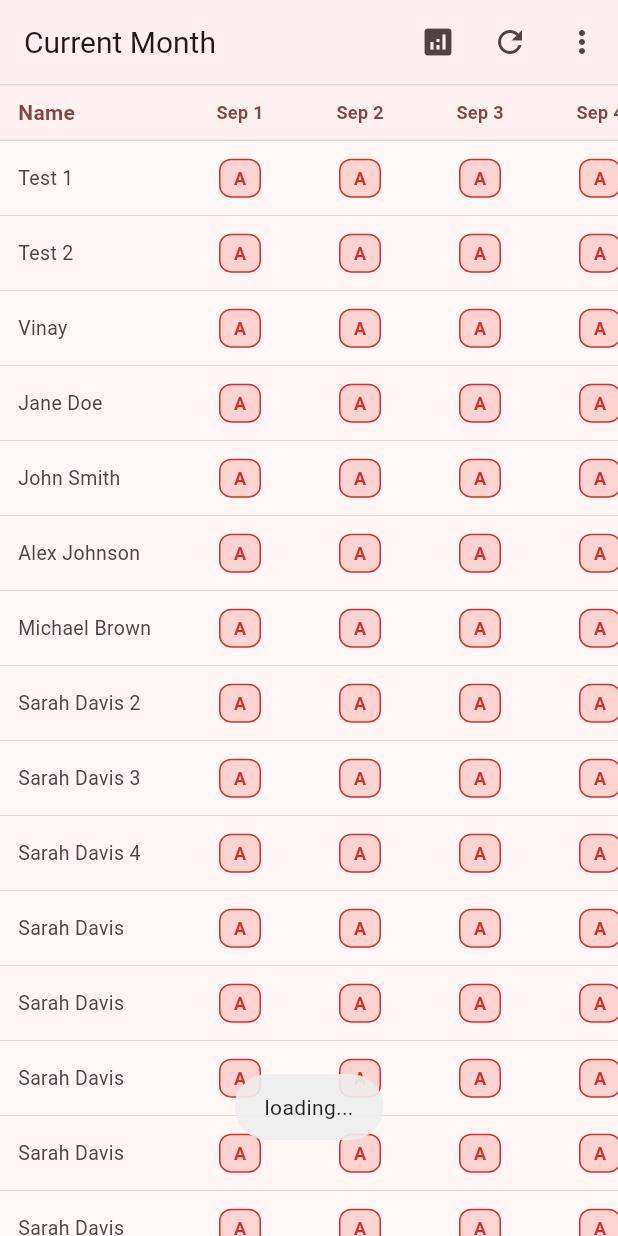
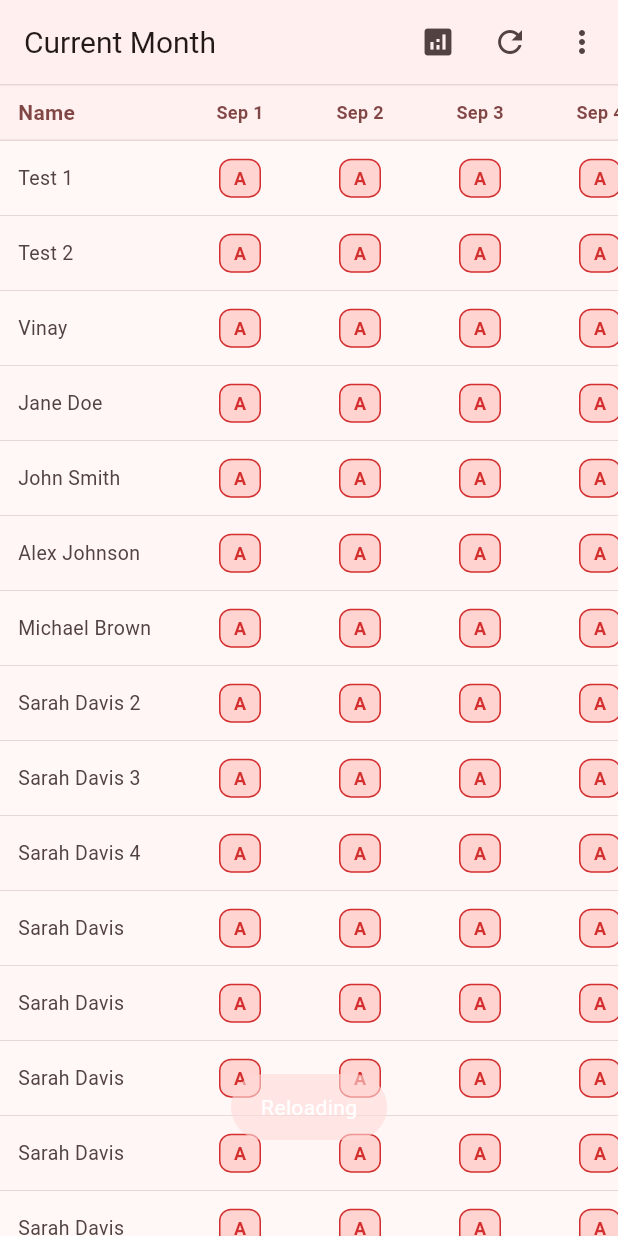
Before and after one commit to suryasarisa99/Missedcall-Attendance, a Flutter app: the screen it shows after launch, after a tap on the "refresh" icon, on a phone screen of 412 x 824 dp. Run offline on Flutter 3.47's test engine with Material 3 defaults, Android fonts, the phone set to English and light mode, and no system bars; our stand-ins replace fl_chart, fluttertoast, permission_handler, shared_preferences; missing offline and left inert: call_log, phone_state.

Commit message:
minor changes

```diff
--- a/lib/screens/home_screen.dart
+++ b/lib/screens/home_screen.dart
@@ -104,7 +104,7 @@ class _AttendanceScreenState extends State<AttendanceScreen>
     Options.selectionType = type;
   }
 
-  Future<void> loadData() async {
+  Future<void> loadData({bool reload = false}) async {
     if (_attendanceResult != null) {
       prevResultHasCurrentDate = _attendanceResult!.hasCurrentDate;
     }
@@ -121,7 +121,15 @@ class _AttendanceScreenState extends State<AttendanceScreen>
         break;
     }
     handleCallListener();
-    Fluttertoast.showToast(msg: "loading...", toastLength: Toast.LENGTH_SHORT);
+    if (reload) {
+      Fluttertoast.showToast(
+        msg: "Reloading",
+        toastLength: Toast.LENGTH_SHORT,
+        backgroundColor: Theme.of(
+          context,
+        ).colorScheme.primaryContainer.withValues(alpha: 0.6),
+      );
+    }
   }
 
   // Setup bidirectional scroll synchronization
@@ -392,7 +400,10 @@ class _AttendanceScreenState extends State<AttendanceScreen>
                   },
             icon: Icon(Icons.analytics),
           ),
-          IconButton(icon: const Icon(Icons.refresh), onPressed: loadData),
+          IconButton(
+            icon: const Icon(Icons.refresh),
+            onPressed: () => loadData(reload: true),
+          ),
           PopupMenuButton<String>(
             onSelected: (value) {
               switch (value) {
@@ -443,7 +454,7 @@ class _AttendanceScreenState extends State<AttendanceScreen>
         ],
       ),
       body: _attendanceResult == null
-          ? const Center(child: CircularProgressIndicator())
+          ? const Center(child: Text('loading...'))
           : _buildTableView(),
     );
   }
@@ -703,7 +714,7 @@ class _AttendanceScreenState extends State<AttendanceScreen>
                         Text(
                           "${DateFormat('hh:mm a').format(DateTime.fromMillisecondsSinceEpoch(present))}  |  ${DateFormat('MMM d, yyyy').format(DateTime.fromMillisecondsSinceEpoch(present))}",
                           style: TextStyle(
-                            fontSize: 14,
+                            fontSize: 13,
                             color: Theme.of(context)
                                 .colorScheme
                                 .onSurfaceVariant
```
